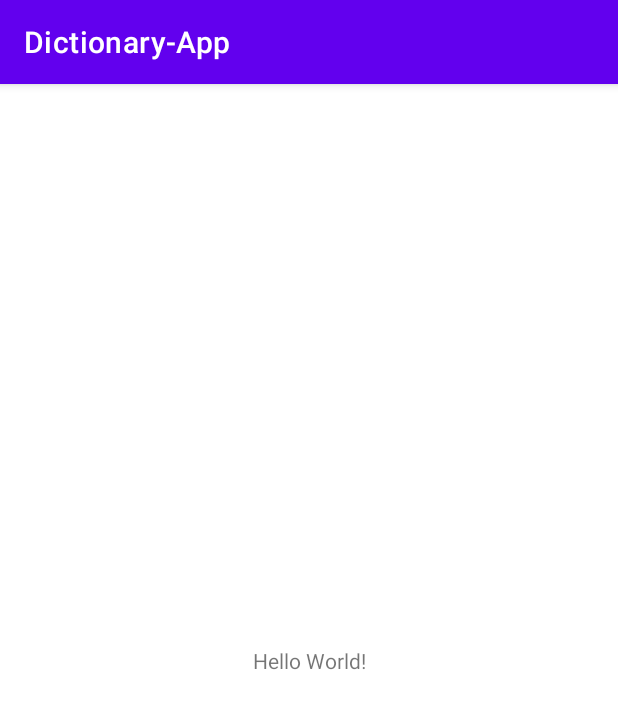
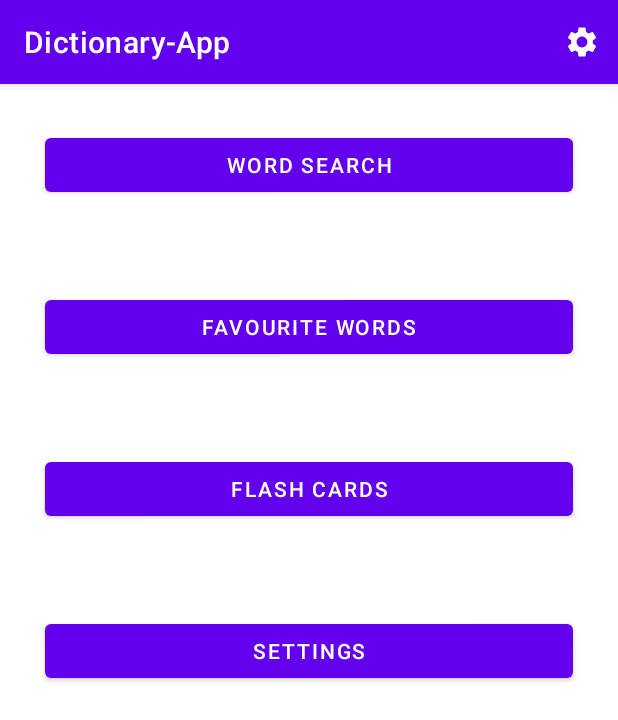
Before and after one commit to Jarwesbub/Dictionary-App, an Android app: the screen it shows after launch (MainActivity), on a phone screen of 412 x 824 dp. Shown: the top 720 px of the screen. Run offline under Robolectric (Android 15) with nearby library versions, the phone set to English and light mode, and no system bars.

Commit message:
main view, buttons for it, settings button & icon for toolbar

```diff
--- a/mobile/app/build.gradle
+++ b/mobile/app/build.gradle
@@ -5,18 +5,21 @@ plugins {
 
 android {
     namespace 'com.example.dictionary_app'
-    compileSdk 32
+    compileSdk 33
 
     defaultConfig {
         applicationId "com.example.dictionary_app"
         minSdk 24
-        targetSdk 32
+        targetSdk 33
         versionCode 1
         versionName "1.0"
 
         testInstrumentationRunner "androidx.test.runner.AndroidJUnitRunner"
     }
 
+    buildFeatures {
+        viewBinding true
+    }
     buildTypes {
         release {
             minifyEnabled false
--- a/mobile/app/src/main/java/com/example/dictionary_app/MainActivity.kt
+++ b/mobile/app/src/main/java/com/example/dictionary_app/MainActivity.kt
@@ -2,10 +2,27 @@ package com.example.dictionary_app
 
 import androidx.appcompat.app.AppCompatActivity
 import android.os.Bundle
+import android.view.Menu
+import android.view.View
+
 
 class MainActivity : AppCompatActivity() {
     override fun onCreate(savedInstanceState: Bundle?) {
         super.onCreate(savedInstanceState)
         setContentView(R.layout.activity_main)
     }
+    override fun onCreateOptionsMenu(menu: Menu): Boolean {
+        //add a settings button on the tools bar
+        menuInflater.inflate(R.menu.menubuttons, menu)
+        return true
+    }
+
+    fun openWordSearch(view: View?) {
+    }
+    fun openFavouriteWords(view: View?) {
+    }
+    fun openFlashCards(view: View?) {
+    }
+    fun openSettings(view: View?) {
+    }
 }
--- /dev/null
+++ b/mobile/app/src/main/res/drawable/ic_settings_00.xml
@@ -0,0 +1,5 @@
+<vector android:height="24dp" android:tint="#000000"
+    android:viewportHeight="24" android:viewportWidth="24"
+    android:width="24dp" xmlns:android="http://schemas.android.com/apk/res/android">
+    <path android:fillColor="@android:color/white" android:pathData="M19.14,12.94c0.04,-0.3 0.06,-0.61 0.06,-0.94c0,-0.32 -0.02,-0.64 -0.07,-0.94l2.03,-1.58c0.18,-0.14 0.23,-0.41 0.12,-0.61l-1.92,-3.32c-0.12,-0.22 -0.37,-0.29 -0.59,-0.22l-2.39,0.96c-0.5,-0.38 -1.03,-0.7 -1.62,-0.94L14.4,2.81c-0.04,-0.24 -0.24,-0.41 -0.48,-0.41h-3.84c-0.24,0 -0.43,0.17 -0.47,0.41L9.25,5.35C8.66,5.59 8.12,5.92 7.63,6.29L5.24,5.33c-0.22,-0.08 -0.47,0 -0.59,0.22L2.74,8.87C2.62,9.08 2.66,9.34 2.86,9.48l2.03,1.58C4.84,11.36 4.8,11.69 4.8,12s0.02,0.64 0.07,0.94l-2.03,1.58c-0.18,0.14 -0.23,0.41 -0.12,0.61l1.92,3.32c0.12,0.22 0.37,0.29 0.59,0.22l2.39,-0.96c0.5,0.38 1.03,0.7 1.62,0.94l0.36,2.54c0.05,0.24 0.24,0.41 0.48,0.41h3.84c0.24,0 0.44,-0.17 0.47,-0.41l0.36,-2.54c0.59,-0.24 1.13,-0.56 1.62,-0.94l2.39,0.96c0.22,0.08 0.47,0 0.59,-0.22l1.92,-3.32c0.12,-0.22 0.07,-0.47 -0.12,-0.61L19.14,12.94zM12,15.6c-1.98,0 -3.6,-1.62 -3.6,-3.6s1.62,-3.6 3.6,-3.6s3.6,1.62 3.6,3.6S13.98,15.6 12,15.6z"/>
+</vector>
--- /dev/null
+++ b/mobile/app/src/main/res/drawable/ic_settings_01.xml
@@ -0,0 +1,5 @@
+<vector android:height="24dp" android:tint="#FFFFFF"
+    android:viewportHeight="24" android:viewportWidth="24"
+    android:width="24dp" xmlns:android="http://schemas.android.com/apk/res/android">
+    <path android:fillColor="@android:color/white" android:pathData="M19.14,12.94c0.04,-0.3 0.06,-0.61 0.06,-0.94c0,-0.32 -0.02,-0.64 -0.07,-0.94l2.03,-1.58c0.18,-0.14 0.23,-0.41 0.12,-0.61l-1.92,-3.32c-0.12,-0.22 -0.37,-0.29 -0.59,-0.22l-2.39,0.96c-0.5,-0.38 -1.03,-0.7 -1.62,-0.94L14.4,2.81c-0.04,-0.24 -0.24,-0.41 -0.48,-0.41h-3.84c-0.24,0 -0.43,0.17 -0.47,0.41L9.25,5.35C8.66,5.59 8.12,5.92 7.63,6.29L5.24,5.33c-0.22,-0.08 -0.47,0 -0.59,0.22L2.74,8.87C2.62,9.08 2.66,9.34 2.86,9.48l2.03,1.58C4.84,11.36 4.8,11.69 4.8,12s0.02,0.64 0.07,0.94l-2.03,1.58c-0.18,0.14 -0.23,0.41 -0.12,0.61l1.92,3.32c0.12,0.22 0.37,0.29 0.59,0.22l2.39,-0.96c0.5,0.38 1.03,0.7 1.62,0.94l0.36,2.54c0.05,0.24 0.24,0.41 0.48,0.41h3.84c0.24,0 0.44,-0.17 0.47,-0.41l0.36,-2.54c0.59,-0.24 1.13,-0.56 1.62,-0.94l2.39,0.96c0.22,0.08 0.47,0 0.59,-0.22l1.92,-3.32c0.12,-0.22 0.07,-0.47 -0.12,-0.61L19.14,12.94zM12,15.6c-1.98,0 -3.6,-1.62 -3.6,-3.6s1.62,-3.6 3.6,-3.6s3.6,1.62 3.6,3.6S13.98,15.6 12,15.6z"/>
+</vector>
--- a/mobile/app/src/main/res/layout/activity_main.xml
+++ b/mobile/app/src/main/res/layout/activity_main.xml
@@ -6,13 +6,61 @@
     android:layout_height="match_parent"
     tools:context=".MainActivity">
 
-    <TextView
-        android:layout_width="wrap_content"
+    <Button
+        android:id="@+id/button1"
+        android:layout_width="match_parent"
         android:layout_height="wrap_content"
-        android:text="Hello World!"
+        android:layout_margin="30dp"
+        android:onClick="openWordSearch"
+        android:text="Word Search"
+        app:layout_constraintBottom_toTopOf="@+id/button2"
+        app:layout_constraintHorizontal_bias="0.5"
+        app:layout_constraintLeft_toLeftOf="parent"
+        app:layout_constraintRight_toRightOf="parent"
+        app:layout_constraintTop_toTopOf="parent"
+        app:layout_constraintVertical_bias="0.0"
+        app:layout_constraintVertical_chainStyle="packed" />
+
+    <Button
+        android:id="@+id/button2"
+        android:layout_width="match_parent"
+        android:layout_height="wrap_content"
+        android:layout_margin="30dp"
+        android:onClick="openFavouriteWords"
+        android:text="Favourite Words"
+        app:layout_constraintBottom_toTopOf="@+id/button3"
+        app:layout_constraintHorizontal_bias="0.5"
+        app:layout_constraintLeft_toLeftOf="parent"
+        app:layout_constraintRight_toRightOf="parent"
+        app:layout_constraintTop_toBottomOf="@+id/button1"
+        app:layout_constraintVertical_bias="0.206" />
+
+    <Button
+        android:id="@+id/button3"
+        android:layout_width="match_parent"
+        android:layout_height="wrap_content"
+        android:layout_margin="30dp"
+        android:onClick="openFlashCards"
+        android:text="Flash Cards"
+        app:layout_constraintBottom_toTopOf="@+id/button4"
+        app:layout_constraintHorizontal_bias="0.5"
+        app:layout_constraintLeft_toLeftOf="parent"
+        app:layout_constraintRight_toRightOf="parent"
+        app:layout_constraintTop_toBottomOf="@+id/button2"
+        app:layout_constraintVertical_bias="0.404" />
+
+    <Button
+        android:id="@+id/button4"
+        android:layout_width="match_parent"
+        android:layout_height="wrap_content"
+        android:layout_margin="30dp"
+        android:onClick="openSettings"
+        android:text="Settings"
         app:layout_constraintBottom_toBottomOf="parent"
-        app:layout_constraintEnd_toEndOf="parent"
-        app:layout_constraintStart_toStartOf="parent"
-        app:layout_constraintTop_toTopOf="parent" />
+        app:layout_constraintHorizontal_bias="0.5"
+        app:layout_constraintLeft_toLeftOf="parent"
+        app:layout_constraintRight_toRightOf="parent"
+        app:layout_constraintTop_toBottomOf="@+id/button3"
+        app:layout_constraintVertical_bias="0.538" />
 
 </androidx.constraintlayout.widget.ConstraintLayout>
--- /dev/null
+++ b/mobile/app/src/main/res/menu/menubuttons.xml
@@ -0,0 +1,24 @@
+<?xml version="1.0" encoding="utf-8"?>
+<menu xmlns:android="http://schemas.android.com/apk/res/android"
+    xmlns:app="http://schemas.android.com/apk/res-auto">
+
+    <item
+        android:id="@+id/settingBt"
+        android:icon="@drawable/ic_settings_01"
+        app:showAsAction="always"
+        android:title="Settings">
+    <menu>
+        <item
+            android:id="@+id/subPasswordChange"
+            android:title="[Place Holder]"
+            android:orderInCategory="10"
+            android:visible="true" />
+        <item
+            android:id="@+id/subUserSettings"
+            android:title="[Place Holder]"
+            android:orderInCategory="20"
+            android:visible="true" />
+    </menu>
+    </item>
+
+</menu>
```
